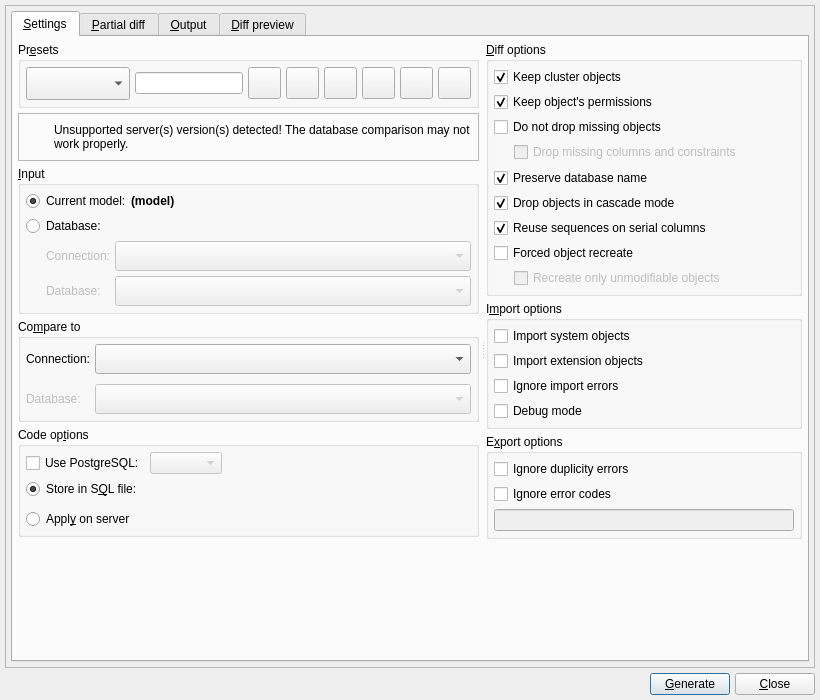
Qt form libs/libgui/ui/tools/modeldatabasediffform.ui (pgmodeler/pgmodeler) before a commit.
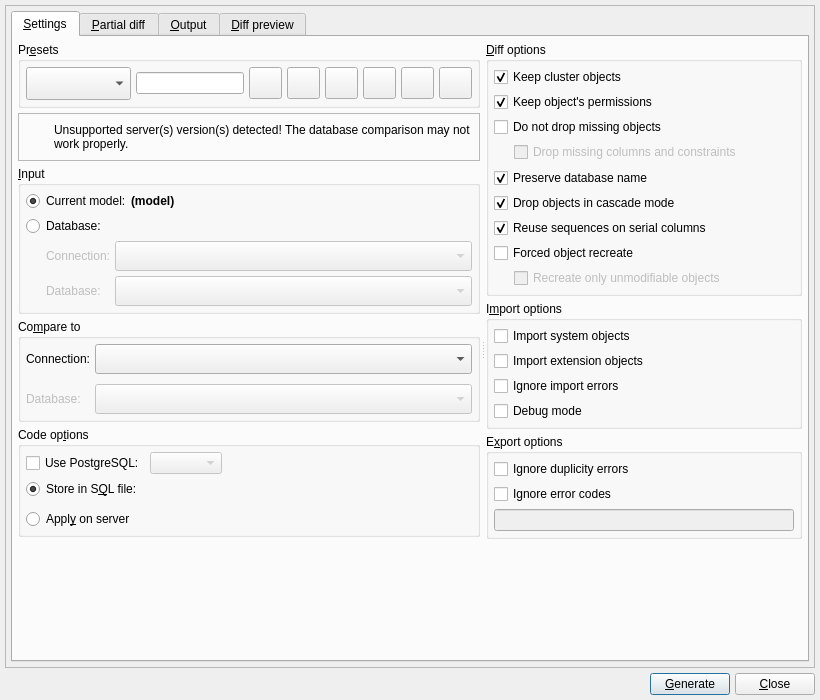
The same form after that commit. Icons and pictures are not drawn.

The edit to the form file:
```diff
--- a/libs/libgui/ui/tools/modeldatabasediffform.ui
+++ b/libs/libgui/ui/tools/modeldatabasediffform.ui
@@ -134,12 +134,12 @@
              <enum>Qt::Horizontal</enum>
             </property>
             <property name="handleWidth">
-             <number>5</number>
+             <number>4</number>
             </property>
             <property name="childrenCollapsible">
              <bool>false</bool>
             </property>
-            <widget class="QWidget" name="">
+            <widget class="QWidget" name="layoutWidget">
              <layout class="QVBoxLayout" name="main_opts_lt">
               <property name="spacing">
                <number>5</number>
@@ -991,7 +991,7 @@
               </item>
              </layout>
             </widget>
-            <widget class="QWidget" name="">
+            <widget class="QWidget" name="layoutWidget">
              <layout class="QVBoxLayout" name="diff_opts_lt">
               <property name="spacing">
                <number>5</number>
```
Left out of the diff: 2 changed lines with no effect on the pictures.
